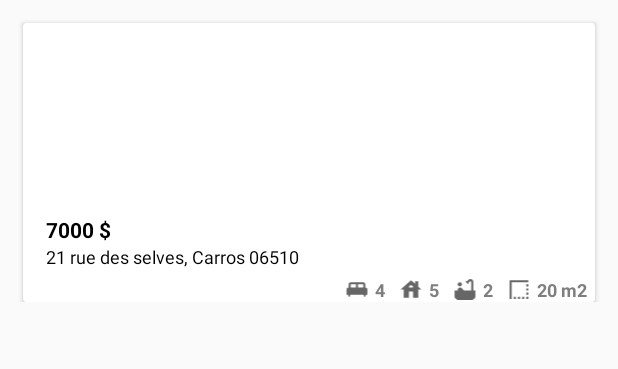
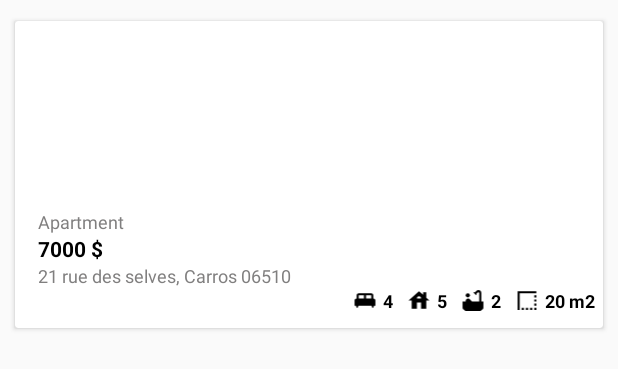
Before and after one commit to LucasGitHubz/RealEstateManager, an Android app: the layout layout_property_item.xml on its own in the app's theme, with its tools: preview values and no code run, on a phone screen of 412 x 824 dp. Shown: the top 369 px of the screen. Run offline under Robolectric (Android 15) with nearby library versions, the phone set to English and light mode, and no system bars.

```diff
--- a/app/src/main/java/com/example/realestatemanager/PropertyService.kt
+++ b/app/src/main/java/com/example/realestatemanager/PropertyService.kt
@@ -42,4 +42,12 @@ class PropertyService : PropertyRepository {
         }
         continuation.resumeWith(Result.success(true))
     }
+
+    override suspend fun updateProperty(property: Property): Boolean {
+        TODO("Not yet implemented")
+    }
+
+    override suspend fun deleteProperty(property: Property): Boolean {
+        TODO("Not yet implemented")
+    }
 }
--- a/app/src/main/java/com/example/realestatemanager/ui/property/PropertyViewFragment.kt
+++ b/app/src/main/java/com/example/realestatemanager/ui/property/PropertyViewFragment.kt
@@ -10,6 +10,7 @@ import androidx.lifecycle.ViewModelProvider
 import androidx.lifecycle.lifecycleScope
 import androidx.loader.content.AsyncTaskLoader
 import androidx.recyclerview.widget.LinearLayoutManager
+import com.example.realestatemanager.R
 import com.example.realestatemanager.Utils
 import com.example.realestatemanager.database.RealEstateManagerDatabase
 import com.example.realestatemanager.databinding.FragmentPropertyViewBinding
@@ -92,6 +93,7 @@ class PropertyViewFragment : Fragment() {
         }
 
         viewModel.sendAction(PropertyAction.SendProperties(newPropertiesList))
+        context?.let { fragmentPropertyViewBinding?.numberOfPropertyTv?.text = it.getString(R.string.propertiesFound, newPropertiesList.size) }
         initPropertyRecyclerView(newPropertiesList)
     }
 
--- a/app/src/main/res/layout/fragment_property_view.xml
+++ b/app/src/main/res/layout/fragment_property_view.xml
@@ -16,10 +16,10 @@
         <EditText
             android:id="@+id/search_edit_text"
             android:layout_width="match_parent"
-            android:layout_height="42dp"
+            android:layout_height="34dp"
             android:paddingStart="10dp"
             android:paddingEnd="10dp"
-            android:hint="Ex: New York"
+            android:hint="New York"
             android:textColor="@color/black"
             android:drawableStart="@drawable/ic_search"
             android:textSize="14sp"
@@ -46,17 +46,16 @@
             android:id="@+id/number_of_property_tv"
             android:layout_width="match_parent"
             android:layout_height="wrap_content"
-            android:text="580 properties sort by relevancy"
             android:textSize="12sp"
             android:layout_marginTop="25dp"
+            android:layout_marginBottom="10dp"
+            android:textStyle="bold"
             android:textColor="@color/black"/>
     </LinearLayout>
     <androidx.recyclerview.widget.RecyclerView
         android:id="@+id/property_rv"
         android:layout_width="match_parent"
         android:layout_height="0dp"
-        android:layout_marginStart="10dp"
-        android:layout_marginEnd="10dp"
         android:layout_marginBottom="5dp"
         app:layout_constraintTop_toBottomOf="@id/top_ll"
         app:layout_constraintBottom_toBottomOf="parent"/>
--- a/app/src/main/res/layout/layout_property_item.xml
+++ b/app/src/main/res/layout/layout_property_item.xml
@@ -1,13 +1,13 @@
 <?xml version="1.0" encoding="utf-8"?>
-<androidx.constraintlayout.widget.ConstraintLayout xmlns:android="http://schemas.android.com/apk/res/android"
+<androidx.cardview.widget.CardView
+    android:id="@+id/property_cv"
+    xmlns:android="http://schemas.android.com/apk/res/android"
+    xmlns:app="http://schemas.android.com/apk/res-auto"
     android:layout_width="match_parent"
     android:layout_height="wrap_content"
-    xmlns:app="http://schemas.android.com/apk/res-auto">
-    <androidx.cardview.widget.CardView
-        android:id="@+id/property_cv"
-        android:layout_width="match_parent"
-        android:layout_height="wrap_content"
-        android:layout_margin="15dp"
+    android:layout_marginTop="14dp"
+    android:layout_marginStart="10dp"
+    android:layout_marginEnd="10dp"
     app:cardCornerRadius="2dp"
     app:layout_constraintTop_toTopOf="parent">
     <LinearLayout
@@ -20,11 +20,19 @@
             android:layout_height="120dp"
             android:scaleType="centerCrop"/>
         <TextView
+            android:layout_width="match_parent"
+            android:layout_height="wrap_content"
+            android:layout_marginTop="5dp"
+            android:layout_marginStart="15dp"
+            android:layout_marginEnd="15dp"
+            android:text="Apartment"
+            android:textSize="12sp"
+            android:textColor="@color/grey"/>
+        <TextView
             android:id="@+id/price_tv"
             android:layout_width="match_parent"
             android:layout_height="wrap_content"
             android:text="7000 $"
-                android:layout_marginTop="8dp"
             android:layout_marginStart="15dp"
             android:layout_marginEnd="15dp"
             android:textColor="@color/black"
@@ -39,12 +47,12 @@
             android:layout_marginEnd="15dp"
             android:text="21 rue des selves, Carros 06510"
             android:textSize="12sp"
-                android:textColor="@color/black"/>
+            android:textColor="@color/grey"/>
         <LinearLayout
             android:layout_width="match_parent"
             android:layout_height="wrap_content"
             android:orientation="horizontal"
-                android:layout_marginTop="5dp"
+            android:layout_marginBottom="10dp"
             android:gravity="end">
             <LinearLayout
                 android:layout_width="wrap_content"
@@ -54,14 +62,15 @@
                 <ImageView
                     android:layout_width="wrap_content"
                     android:layout_height="match_parent"
-                        android:src="@drawable/ic_bed"/>
+                    android:src="@drawable/ic_bed"
+                    app:tint="@color/black"/>
                 <TextView
                     android:id="@+id/number_of_bed_tv"
                     android:layout_width="wrap_content"
                     android:layout_height="wrap_content"
                     android:text="4"
                     android:gravity="center"
-                        android:textColor="@color/grey"
+                    android:textColor="@color/black"
                     android:textSize="12sp"
                     android:textStyle="bold"
                     android:layout_marginEnd="5dp" />
@@ -74,14 +83,15 @@
                 <ImageView
                     android:layout_width="wrap_content"
                     android:layout_height="match_parent"
-                        android:src="@drawable/ic_house"/>
+                    android:src="@drawable/ic_house"
+                    app:tint="@color/black"/>
                 <TextView
                     android:id="@+id/number_of_room_tv"
                     android:layout_width="wrap_content"
                     android:layout_height="wrap_content"
                     android:text="5"
                     android:gravity="center"
-                        android:textColor="@color/grey"
+                    android:textColor="@color/black"
                     android:textSize="12sp"
                     android:textStyle="bold"
                     android:layout_marginEnd="5dp" />
@@ -94,14 +104,15 @@
                 <ImageView
                     android:layout_width="wrap_content"
                     android:layout_height="match_parent"
-                        android:src="@drawable/ic_bathroom"/>
+                    android:src="@drawable/ic_bathroom"
+                    app:tint="@color/black"/>
                 <TextView
                     android:id="@+id/number_of_bathroom_tv"
                     android:layout_width="wrap_content"
                     android:layout_height="wrap_content"
                     android:text="2"
                     android:gravity="center"
-                        android:textColor="@color/grey"
+                    android:textColor="@color/black"
                     android:textSize="12sp"
                     android:textStyle="bold"
                     android:layout_marginEnd="5dp" />
@@ -114,14 +125,15 @@
                 <ImageView
                     android:layout_width="wrap_content"
                     android:layout_height="match_parent"
-                        android:src="@drawable/ic_surface"/>
+                    android:src="@drawable/ic_surface"
+                    app:tint="@color/black"/>
                 <TextView
                     android:id="@+id/surface_tv"
                     android:layout_width="wrap_content"
                     android:layout_height="wrap_content"
                     android:text="20 m2"
                     android:gravity="center"
-                        android:textColor="@color/grey"
+                    android:textColor="@color/black"
                     android:textSize="12sp"
                     android:textStyle="bold"
                     android:layout_marginEnd="5dp" />
@@ -129,4 +141,3 @@
         </LinearLayout>
     </LinearLayout>
 </androidx.cardview.widget.CardView>
-</androidx.constraintlayout.widget.ConstraintLayout>
--- a/app/src/main/res/values/strings.xml
+++ b/app/src/main/res/values/strings.xml
@@ -1,3 +1,7 @@
 <resources>
     <string name="app_name">RealEstateManager</string>
+    <string name="filters">Filters</string>
+    <string name="apartment">Apartment</string>
+    <string name="house">House</string>
+    <string name="propertiesFound">%d properties sort by relevancy</string>
 </resources>
```
Lines whose indentation alone changed are shown as unchanged.
